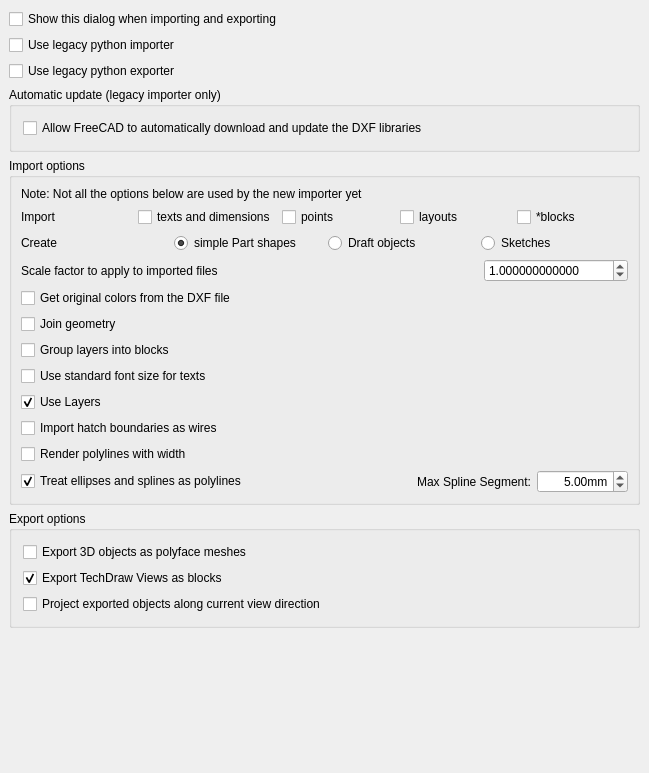
This is src/Mod/Draft/Resources/ui/preferences-dxf.ui in southseact-3d/fcd as Qt 5 draws it before an edit. The edited form follows.
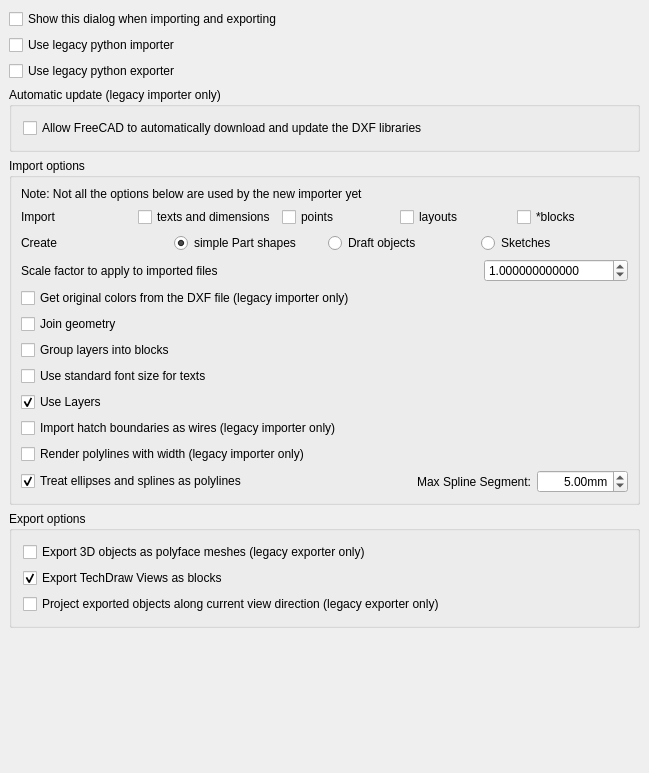
This is the edited form. Custom widgets are drawn as their Qt base class.

Commit message: Draft: Indicate which DXF pref option is for legacy importer/exporter only - fixes #6001

```diff
--- a/src/Mod/Draft/Resources/ui/preferences-dxf.ui
+++ b/src/Mod/Draft/Resources/ui/preferences-dxf.ui
@@ -339,7 +339,7 @@
 Otherwise default colors will be applied. </string>
           </property>
           <property name="text">
-           <string>Get original colors from the DXF file</string>
+           <string>Get original colors from the DXF file (legacy importer only)</string>
           </property>
           <property name="prefEntry" stdset="0">
            <cstring>dxfGetOriginalColors</cstring>
@@ -445,7 +445,7 @@
            <string>Hatches will be converted into simple wires</string>
           </property>
           <property name="text">
-           <string>Import hatch boundaries as wires</string>
+           <string>Import hatch boundaries as wires (legacy importer only)</string>
           </property>
           <property name="prefEntry" stdset="0">
            <cstring>importDxfHatches</cstring>
@@ -466,7 +466,7 @@
 as closed wires with correct width</string>
           </property>
           <property name="text">
-           <string>Render polylines with width</string>
+           <string>Render polylines with width (legacy importer only)</string>
           </property>
           <property name="prefEntry" stdset="0">
            <cstring>renderPolylineWidth</cstring>
@@ -567,7 +567,7 @@
            <string>All objects containing faces will be exported as 3D polyfaces</string>
           </property>
           <property name="text">
-           <string>Export 3D objects as polyface meshes</string>
+           <string>Export 3D objects as polyface meshes (legacy exporter only)</string>
           </property>
           <property name="prefEntry" stdset="0">
            <cstring>dxfmesh</cstring>
@@ -611,7 +611,7 @@
            <string>Exported objects will be projected to reflect the current view direction</string>
           </property>
           <property name="text">
-           <string>Project exported objects along current view direction</string>
+           <string>Project exported objects along current view direction (legacy exporter only)</string>
           </property>
           <property name="prefEntry" stdset="0">
            <cstring>dxfproject</cstring>
```
Left out of the diff: 2 changed lines with no effect on the pictures.
